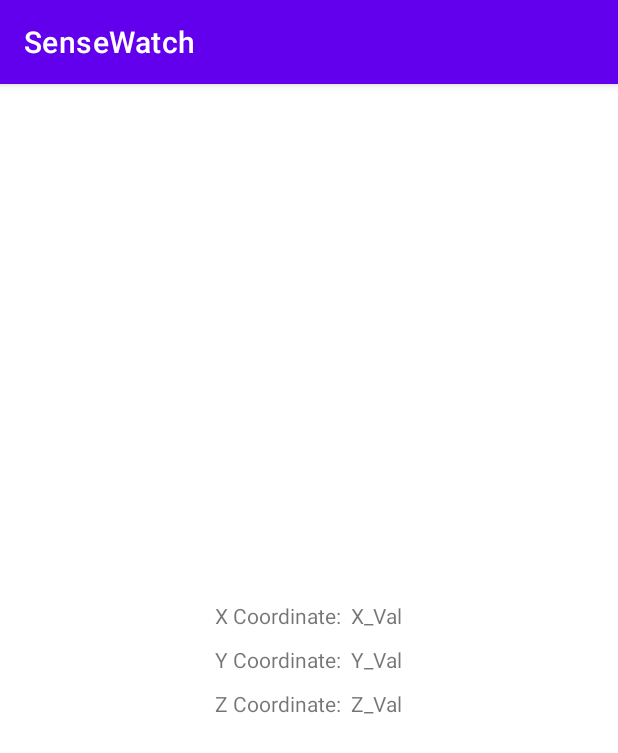
After one commit to atifquamar07/SenseWatch, an Android app: the GeomagneticRotation screen opened directly, with no data from a screen before it, on a phone screen of 412 x 824 dp. The commit adds this screen. Shown: the top 753 px of the screen. Run offline under Robolectric (Android 15) with nearby library versions, the light colour scheme and no system bars; 1 statement that could not run was skipped.

Commit message:
geomagnetic rotation sensor working, but jittery

```diff
--- a/app/src/main/AndroidManifest.xml
+++ b/app/src/main/AndroidManifest.xml
@@ -12,6 +12,9 @@
         android:theme="@style/Theme.SenseWatch"
         tools:targetApi="31">
         <activity
+            android:name=".GeomagneticRotation"
+            android:exported="false" />
+        <activity
             android:name=".MainActivity"
             android:exported="true">
             <intent-filter>
--- /dev/null
+++ b/app/src/main/java/com/example/sensewatch/GeomagneticRotation.kt
@@ -0,0 +1,61 @@
+package com.example.sensewatch
+
+import android.content.Context
+import android.hardware.Sensor
+import android.hardware.SensorEvent
+import android.hardware.SensorEventListener
+import android.hardware.SensorManager
+import androidx.appcompat.app.AppCompatActivity
+import android.os.Bundle
+import android.widget.TextView
+
+class GeomagneticRotation : AppCompatActivity() {
+
+    private lateinit var sensorManager: SensorManager
+    private lateinit var geomagneticSensor: Sensor
+    private lateinit var tvXCoordinate: TextView
+    private lateinit var tvYCoordinate: TextView
+    private lateinit var tvZCoordinate: TextView
+    private var rotationVectorSensor: Sensor? = null
+    private val filterFactor = 0.2f // Filter factor
+    private var smoothedRotationVector = FloatArray(4)
+
+    override fun onCreate(savedInstanceState: Bundle?) {
+        super.onCreate(savedInstanceState)
+        setContentView(R.layout.activity_geomagnetic_rotation)
+        sensorManager = getSystemService(Context.SENSOR_SERVICE) as SensorManager
+        geomagneticSensor = sensorManager.getDefaultSensor(Sensor.TYPE_ROTATION_VECTOR)
+
+        tvXCoordinate = findViewById(R.id.tv_X_val)
+        tvYCoordinate = findViewById(R.id.tv_Y_val)
+        tvZCoordinate = findViewById(R.id.tv_Z_val)
+    }
+
+    private val sensorEventListener = object : SensorEventListener {
+        override fun onAccuracyChanged(sensor: Sensor?, accuracy: Int) {
+            // Do nothing
+        }
+
+        override fun onSensorChanged(event: SensorEvent?) {
+            if (event?.sensor?.type == Sensor.TYPE_ROTATION_VECTOR) {
+                val rotationMatrix = FloatArray(9)
+                SensorManager.getRotationMatrixFromVector(rotationMatrix, event.values)
+                val orientation = FloatArray(3)
+                SensorManager.getOrientation(rotationMatrix, orientation)
+                val x = orientation[0] * 180 / Math.PI
+                val y = orientation[1] * 180 / Math.PI
+                val z = orientation[2] * 180 / Math.PI
+                tvXCoordinate.text = "$x"
+                tvYCoordinate.text = "$y"
+                tvZCoordinate.text = "$z"
+
+            }
+        }
+    }
+
+
+    override fun onResume() {
+        super.onResume()
+        sensorManager.registerListener(sensorEventListener, geomagneticSensor, SensorManager.SENSOR_DELAY_NORMAL)
+    }
+}
--- /dev/null
+++ b/app/src/main/res/layout/activity_geomagnetic_rotation.xml
@@ -0,0 +1,66 @@
+<?xml version="1.0" encoding="utf-8"?>
+<RelativeLayout xmlns:android="http://schemas.android.com/apk/res/android"
+    xmlns:app="http://schemas.android.com/apk/res-auto"
+    xmlns:tools="http://schemas.android.com/tools"
+    android:layout_width="match_parent"
+    android:layout_height="match_parent"
+    tools:context=".GeomagneticRotation">
+
+    <RelativeLayout
+        android:id="@+id/layout_coordinates"
+        android:layout_width="wrap_content"
+        android:layout_centerHorizontal="true"
+        android:layout_centerVertical="true"
+        android:layout_height="wrap_content">
+
+        <TextView
+            android:id="@+id/tv_X"
+            android:layout_width="wrap_content"
+            android:layout_height="wrap_content"
+            android:text="X Coordinate:  " />
+
+        <TextView
+            android:id="@+id/tv_X_val"
+            android:layout_toEndOf="@+id/tv_X"
+            android:layout_width="wrap_content"
+            android:layout_height="wrap_content"
+            android:text="X_Val" />
+
+        <TextView
+            android:id="@+id/tv_Y"
+            android:layout_below="@+id/tv_X"
+            android:layout_marginTop="10dp"
+            android:layout_width="wrap_content"
+            android:layout_height="wrap_content"
+            android:text="Y Coordinate:  " />
+
+        <TextView
+            android:id="@+id/tv_Y_val"
+            android:layout_below="@+id/tv_X"
+            android:layout_marginTop="10dp"
+            android:layout_toEndOf="@+id/tv_X"
+            android:layout_width="wrap_content"
+            android:layout_height="wrap_content"
+            android:text="Y_Val" />
+
+        <TextView
+            android:id="@+id/tv_Z"
+            android:layout_below="@+id/tv_Y"
+            android:layout_marginTop="10dp"
+            android:layout_width="wrap_content"
+            android:layout_height="wrap_content"
+            android:text="Z Coordinate:  " />
+
+        <TextView
+            android:id="@+id/tv_Z_val"
+            android:layout_below="@+id/tv_Y"
+            android:layout_marginTop="10dp"
+            android:layout_toEndOf="@+id/tv_Z"
+            android:layout_width="wrap_content"
+            android:layout_height="wrap_content"
+            android:text="Z_Val" />
+
+    </RelativeLayout>
+
+
+</RelativeLayout>
```
Also changed, not shown: app/src/main/java/com/example/sensewatch/MainActivity.kt (+10 -0 lines), app/src/main/res/layout/activity_main.xml (+9 -8 lines).
